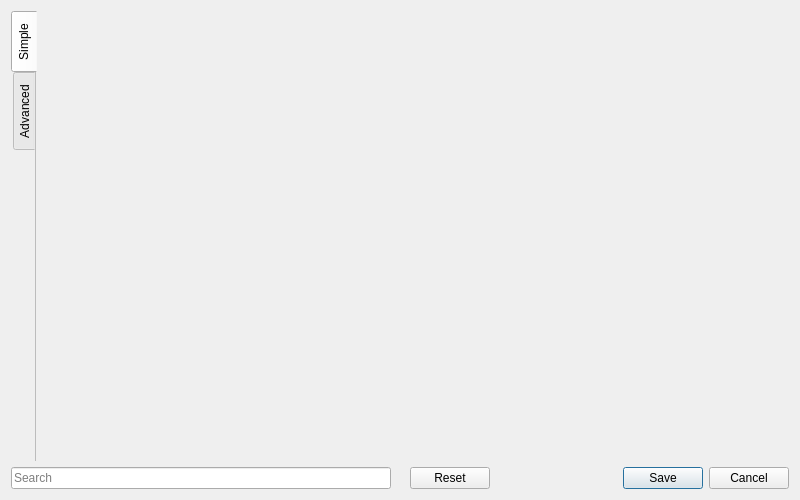
First picture: the form in filterdialog.ui, repository Kuszki/EW-Database, before the edit.
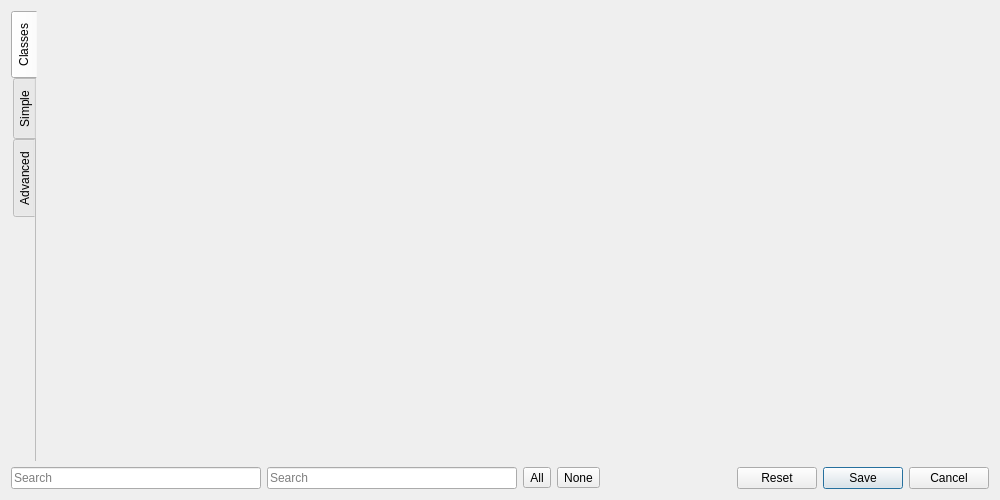
Second picture: the form after the edit. Icons and pictures are not drawn. Custom widgets are drawn as their Qt base class.

Commit message: Part of FilterDialog reimplementation

```diff
--- a/filterdialog.ui
+++ b/filterdialog.ui
@@ -6,7 +6,7 @@
    <rect>
     <x>0</x>
     <y>0</y>
-    <width>800</width>
+    <width>1000</width>
     <height>500</height>
    </rect>
   </property>
@@ -18,27 +18,7 @@
     <normaloff>.</normaloff>.</iconset>
   </property>
   <layout class="QGridLayout" name="gridLayout">
-   <item row="1" column="0">
-    <widget class="QLineEdit" name="searchEdit">
-     <property name="placeholderText">
-      <string>Search</string>
-     </property>
-     <property name="clearButtonEnabled">
-      <bool>true</bool>
-     </property>
-    </widget>
-   </item>
-   <item row="1" column="2">
-    <widget class="QDialogButtonBox" name="buttonBox">
-     <property name="orientation">
-      <enum>Qt::Horizontal</enum>
-     </property>
-     <property name="standardButtons">
-      <set>QDialogButtonBox::Cancel|QDialogButtonBox::Reset|QDialogButtonBox::Save</set>
-     </property>
-    </widget>
-   </item>
-   <item row="0" column="0" colspan="3">
+   <item row="0" column="0">
     <widget class="QTabWidget" name="tabWidget">
      <property name="tabPosition">
       <enum>QTabWidget::West</enum>
@@ -49,6 +29,37 @@
      <property name="documentMode">
       <bool>true</bool>
      </property>
+     <widget class="QWidget" name="classTab">
+      <attribute name="title">
+       <string>Classes</string>
+      </attribute>
+      <layout class="QGridLayout" name="gridLayout_2">
+       <item row="0" column="0">
+        <widget class="QScrollArea" name="classScrool">
+         <property name="frameShape">
+          <enum>QFrame::NoFrame</enum>
+         </property>
+         <property name="lineWidth">
+          <number>0</number>
+         </property>
+         <property name="widgetResizable">
+          <bool>true</bool>
+         </property>
+         <widget class="QWidget" name="classAreaWidgetContents">
+          <property name="geometry">
+           <rect>
+            <x>0</x>
+            <y>0</y>
+            <width>932</width>
+            <height>428</height>
+           </rect>
+          </property>
+          <layout class="QVBoxLayout" name="classLayout"/>
+         </widget>
+        </widget>
+       </item>
+      </layout>
+     </widget>
      <widget class="QWidget" name="simpleTab">
       <attribute name="title">
        <string>Simple</string>
@@ -126,12 +137,104 @@
      </widget>
     </widget>
    </item>
-   <item row="1" column="1">
-    <spacer name="horizontalSpacer">
-     <property name="orientation">
-      <enum>Qt::Horizontal</enum>
-     </property>
-    </spacer>
+   <item row="1" column="0">
+    <layout class="QHBoxLayout" name="toolsLayout">
+     <item>
+      <widget class="QLineEdit" name="simpleSearch">
+       <property name="sizePolicy">
+        <sizepolicy hsizetype="Fixed" vsizetype="Fixed">
+         <horstretch>0</horstretch>
+         <verstretch>0</verstretch>
+        </sizepolicy>
+       </property>
+       <property name="minimumSize">
+        <size>
+         <width>250</width>
+         <height>0</height>
+        </size>
+       </property>
+       <property name="placeholderText">
+        <string>Search</string>
+       </property>
+       <property name="clearButtonEnabled">
+        <bool>true</bool>
+       </property>
+      </widget>
+     </item>
+     <item>
+      <widget class="QLineEdit" name="classSearch">
+       <property name="sizePolicy">
+        <sizepolicy hsizetype="Fixed" vsizetype="Fixed">
+         <horstretch>0</horstretch>
+         <verstretch>0</verstretch>
+        </sizepolicy>
+       </property>
+       <property name="minimumSize">
+        <size>
+         <width>250</width>
+         <height>0</height>
+        </size>
+       </property>
+       <property name="placeholderText">
+        <string>Search</string>
+       </property>
+       <property name="clearButtonEnabled">
+        <bool>true</bool>
+       </property>
+      </widget>
+     </item>
+     <item>
+      <widget class="QToolButton" name="selectButton">
+       <property name="text">
+        <string>All</string>
+       </property>
+       <property name="icon">
+        <iconset theme="list-add">
+         <normaloff>.</normaloff>.</iconset>
+       </property>
+      </widget>
+     </item>
+     <item>
+      <widget class="QToolButton" name="unselectButton">
+       <property name="text">
+        <string>None</string>
+       </property>
+       <property name="icon">
+        <iconset theme="list-remove">
+         <normaloff>.</normaloff>.</iconset>
+       </property>
+      </widget>
+     </item>
+     <item>
+      <spacer name="horizontalSpacer">
+       <property name="orientation">
+        <enum>Qt::Horizontal</enum>
+       </property>
+       <property name="sizeHint" stdset="0">
+        <size>
+         <width>40</width>
+         <height>20</height>
+        </size>
+       </property>
+      </spacer>
+     </item>
+     <item>
+      <widget class="QDialogButtonBox" name="buttonBox">
+       <property name="sizePolicy">
+        <sizepolicy hsizetype="Fixed" vsizetype="Fixed">
+         <horstretch>0</horstretch>
+         <verstretch>0</verstretch>
+        </sizepolicy>
+       </property>
+       <property name="orientation">
+        <enum>Qt::Horizontal</enum>
+       </property>
+       <property name="standardButtons">
+        <set>QDialogButtonBox::Cancel|QDialogButtonBox::Reset|QDialogButtonBox::Save</set>
+       </property>
+      </widget>
+     </item>
+    </layout>
    </item>
   </layout>
  </widget>
```
Left out of the diff: 180 changed lines with no effect on the pictures. The commit also changes 10 other files.
